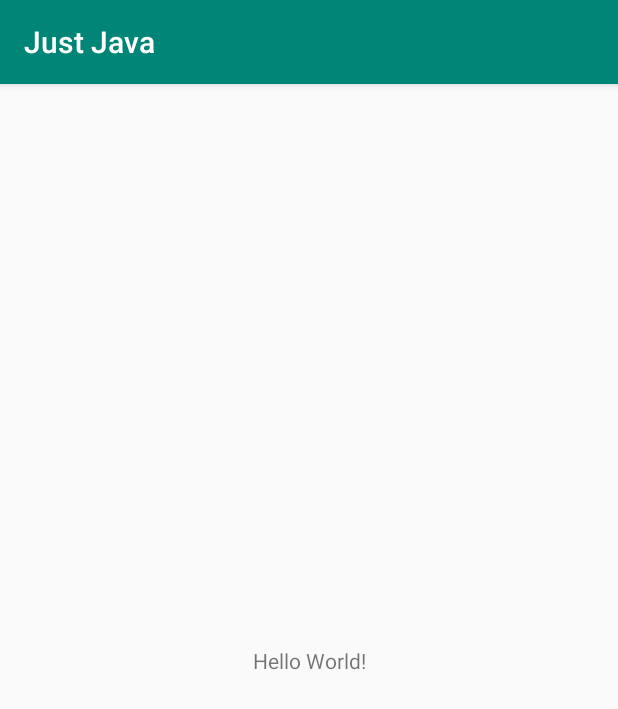
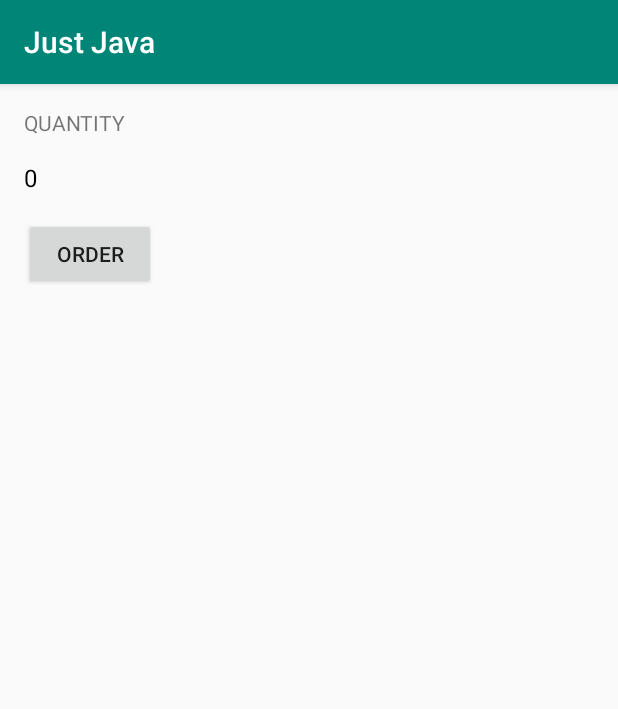
Before and after one commit to RemonShehata/Just-Java, an Android app: the screen it shows after launch (MainActivity), on a phone screen of 412 x 824 dp. Shown: the top 709 px of the screen. Run offline under Robolectric (Android 15) with nearby library versions, the phone set to English and light mode, and no system bars.

Commit message:
Build the layout

```diff
--- a/app/src/main/res/layout/activity_main.xml
+++ b/app/src/main/res/layout/activity_main.xml
@@ -1,18 +1,40 @@
 <?xml version="1.0" encoding="utf-8"?>
-<android.support.constraint.ConstraintLayout xmlns:android="http://schemas.android.com/apk/res/android"
+<LinearLayout xmlns:android="http://schemas.android.com/apk/res/android"
     xmlns:app="http://schemas.android.com/apk/res-auto"
     xmlns:tools="http://schemas.android.com/tools"
     android:layout_width="match_parent"
     android:layout_height="match_parent"
+    android:orientation="vertical"
+    android:padding="16dp"
     tools:context=".MainActivity">
 
     <TextView
         android:layout_width="wrap_content"
         android:layout_height="wrap_content"
-        android:text="Hello World!"
+        android:layout_marginBottom="16dp"
+        android:text="Quantity"
+        android:textAllCaps="true"
         app:layout_constraintBottom_toBottomOf="parent"
         app:layout_constraintLeft_toLeftOf="parent"
         app:layout_constraintRight_toRightOf="parent"
         app:layout_constraintTop_toTopOf="parent" />
 
-</android.support.constraint.ConstraintLayout>
+    <TextView
+        android:id="@+id/quantity_text_view"
+        android:layout_width="wrap_content"
+        android:layout_height="wrap_content"
+        android:text="0"
+        android:textColor="@android:color/black"
+        android:textSize="16sp"
+        app:layout_constraintBottom_toBottomOf="parent"
+        app:layout_constraintLeft_toLeftOf="parent"
+        app:layout_constraintRight_toRightOf="parent"
+        app:layout_constraintTop_toTopOf="parent" />
+
+    <Button
+        android:layout_width="wrap_content"
+        android:layout_height="wrap_content"
+        android:layout_marginTop="16dp"
+        android:text="Order" />
+
+</LinearLayout>
```
